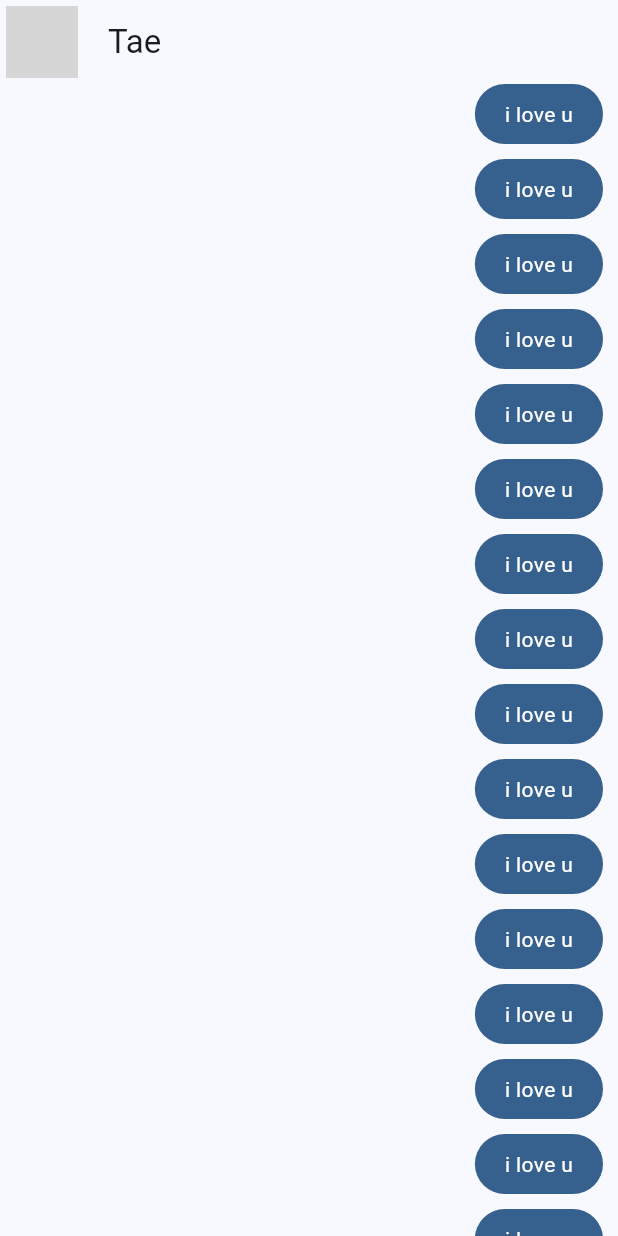
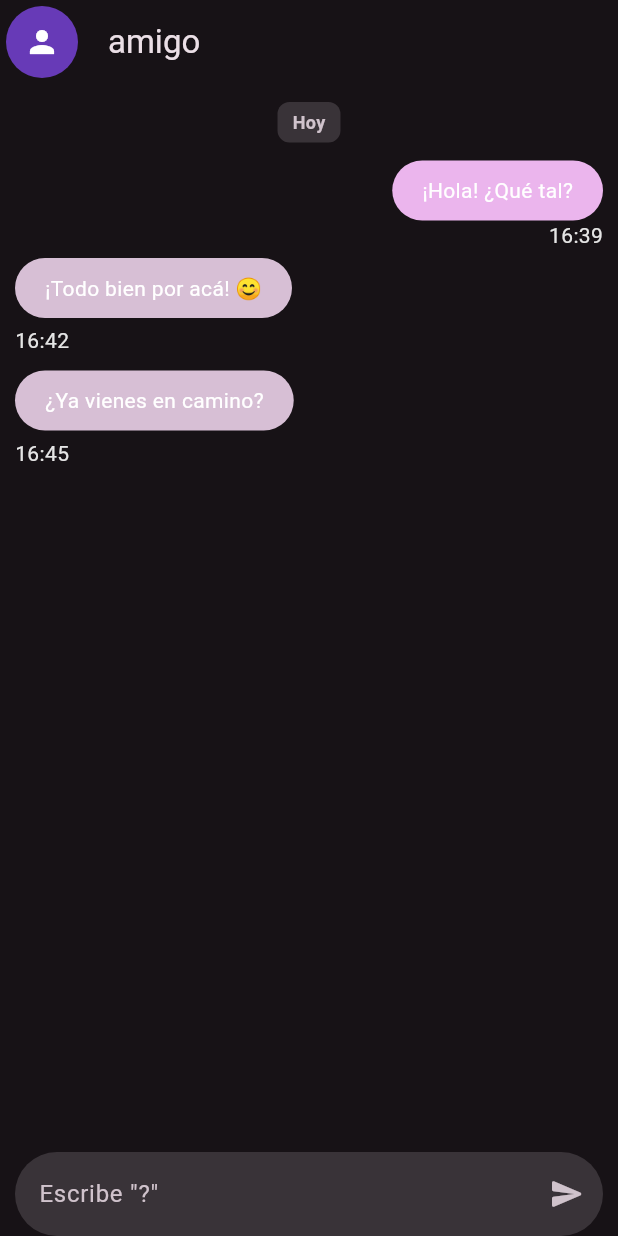
Before and after one commit to Ktmich2095/Practicas_DMI_230881, a Flutter app: the screen it shows after launch, on a phone screen of 412 x 824 dp. Run offline on Flutter 3.47's test engine with Material 3 defaults, Android fonts, the phone set to English and light mode, and no system bars; our stand-ins replace dio, google_fonts; network calls fail; grey boxes are pictures that could not be loaded.

Commit message:
Practica 03: Finalizacion de chat de respuestas
Se concluyo la practica de chat de respuestas satisfactoriamente, el chat utiliza la api YES/NO para responder aleatoriamente y con un GIF

```diff
--- a/Practica03/yes_no_app/lib/config/theme/app_theme.dart
+++ b/Practica03/yes_no_app/lib/config/theme/app_theme.dart
@@ -1,30 +1,30 @@
 import 'package:flutter/material.dart';
 
-const Color _customColor = Color.fromARGB(255, 158, 55, 158);
+const Color _customColor = Color(0xFF8E24AA);
 
-const List<Color> colorTheme = [
+const List<Color> _colorThemes = [
   _customColor,
-  Colors.blue,
-  Colors.teal,
-  Colors.green,
-  Colors.yellow,
-  Colors.orange,
-  Colors.pink,
+  Color(0xFF6A1B9A),
+  Colors.purple,
+  Color(0xFF7E57C2),
+  Color(0xFF5E35B1),
+  Color(0xFFAB47BC),
 ];
 
 class AppTheme {
   final int selectedColor;
 
   AppTheme({this.selectedColor = 0})
-      : assert(
-          selectedColor >= 0 && selectedColor < colorTheme.length,
-          'El color debe estar entre 0 y ${colorTheme.length - 1}',
-        );
+    : assert(
+        selectedColor >= 0 && selectedColor < _colorThemes.length - 1,
+        'Colors must be between 0 and ${_colorThemes.length}',
+      );
 
   ThemeData theme() {
     return ThemeData(
       useMaterial3: true,
-      colorSchemeSeed: colorTheme[selectedColor],
+      colorSchemeSeed: _colorThemes[selectedColor],
+      brightness: Brightness.dark,
     );
   }
 }
--- /dev/null
+++ b/Practica03/yes_no_app/lib/domain/entities/messages.dart
@@ -0,0 +1,43 @@
+enum FromWho {
+  origin,
+  destiny
+}
+
+String formatMessageTime(DateTime time) {
+  final hour = time.hour.toString().padLeft(2, '0');
+  final minute = time.minute.toString().padLeft(2, '0');
+  return '$hour:$minute';
+}
+
+bool isToday(String date) {
+  final parts = date.split('/');
+  if (parts.length != 3) return false;
+
+  final day = int.tryParse(parts[0]);
+  final month = int.tryParse(parts[1]);
+  final year = int.tryParse(parts[2]);
+  if (day == null || month == null || year == null) return false;
+
+  final messageDate = DateTime(year, month, day);
+  final now = DateTime.now();
+  return messageDate != null &&
+      messageDate.year == now.year &&
+      messageDate.month == now.month &&
+      messageDate.day == now.day;
+}
+
+class Message {
+  final String text;
+  final String? imageUrl;
+  final FromWho fromWho;
+  final String time;
+  final String date;
+
+  Message({
+    required this.text,
+    this.imageUrl,
+    required this.fromWho,
+    required this.time,
+    required this.date
+  });
+}
--- a/Practica03/yes_no_app/lib/main.dart
+++ b/Practica03/yes_no_app/lib/main.dart
@@ -1,5 +1,7 @@
 import 'package:flutter/material.dart';
+import 'package:provider/provider.dart';
 import 'package:yes_no_app/config/theme/app_theme.dart';
+import 'package:yes_no_app/presentation/providers/chat_provider.dart';
 import 'package:yes_no_app/presentation/screens/chat/chat_screen.dart';
 
 void main() => runApp(const MyApp());
@@ -9,11 +11,16 @@ class MyApp extends StatelessWidget {
 
   @override
   Widget build(BuildContext context) {
-    return MaterialApp(
-      title: 'Yes No App',
-      debugShowCheckedModeBanner: false,
-      theme: AppTheme(selectedColor: 1).theme(),
-      home: const ChatScreen(),
+    return MultiProvider(
+      providers: [
+        ChangeNotifierProvider(create: (_) => ChatProvider())
+      ],
+      child: MaterialApp(
+        title: 'Yes No App',
+        debugShowCheckedModeBanner: false,
+        theme: AppTheme(selectedColor: 2).theme(),
+        home: const ChatScreen()
+      ),
     );
   }
 }
--- /dev/null
+++ b/Practica03/yes_no_app/lib/presentation/providers/chat_provider.dart
@@ -0,0 +1,72 @@
+import 'package:flutter/material.dart';
+import 'package:yes_no_app/config/helpers/get_yes_no_maybe_answer.dart';
+import 'package:yes_no_app/domain/entities/messages.dart';
+
+String _todayDate() {
+  final now = DateTime.now();
+  return "${now.day}/${now.month}/${now.year}";
+}
+
+class ChatProvider extends ChangeNotifier {
+  final ScrollController chatScrollController = ScrollController();
+  final GetYesNoMaybeAnswer getYesNoMaybeAnswer = GetYesNoMaybeAnswer();
+
+  List<Message> messageList = [
+    Message(
+      text: "¡Hola! ¿Qué tal?",
+      fromWho: FromWho.origin,
+      time: "16:39",
+      date: _todayDate(),
+    ),
+    Message(
+      text: "¡Todo bien por acá! 😊",
+      fromWho: FromWho.destiny,
+      time: "16:42",
+      date: _todayDate(),
+    ),
+    Message(
+      text: "¿Ya vienes en camino?",
+      fromWho: FromWho.destiny,
+      time: "16:45",
+      date: _todayDate(),
+    ),
+  ];
+
+  Future<void> sendMessage(String text) async {
+    if (text.isEmpty) return;
+
+    DateTime time = DateTime.now();
+    final newMessage = Message(
+      text: text,
+      fromWho: FromWho.origin,
+      time: formatMessageTime(time),
+      date: "${time.day}/${time.month}/${time.year}",
+    );
+    messageList.add(newMessage);
+
+    if (text.endsWith("?")) {
+      await destinataryReply();
+    }
+
+    notifyListeners();
+    await moveScrollToBottom();
+  }
+
+  Future<void> destinataryReply() async {
+    final destinataryMessage = await getYesNoMaybeAnswer.getAnswer();
+    messageList.add(destinataryMessage);
+    notifyListeners();
+
+    moveScrollToBottom();
+  }
+
+  Future<void> moveScrollToBottom() async {
+    await Future.delayed(const Duration(milliseconds: 100));
+
+    chatScrollController.animateTo(
+      chatScrollController.position.maxScrollExtent,
+      duration: const Duration(milliseconds: 300),
+      curve: Curves.easeOut,
+    );
+  }
+}
--- a/Practica03/yes_no_app/lib/presentation/screens/chat/chat_screen.dart
+++ b/Practica03/yes_no_app/lib/presentation/screens/chat/chat_screen.dart
@@ -1,5 +1,10 @@
 import 'package:flutter/material.dart';
+import 'package:provider/provider.dart';
+import 'package:yes_no_app/domain/entities/messages.dart';
+import 'package:yes_no_app/presentation/providers/chat_provider.dart';
+import 'package:yes_no_app/presentation/widgets/chat/her_message_bubble.dart';
 import 'package:yes_no_app/presentation/widgets/chat/my_message_bubble.dart';
+import 'package:yes_no_app/presentation/widgets/shared/message_field_box.dart';
 
 class ChatScreen extends StatelessWidget {
   const ChatScreen({super.key});
@@ -8,36 +13,103 @@ class ChatScreen extends StatelessWidget {
   Widget build(BuildContext context) {
     return Scaffold(
       appBar: AppBar(
-        leading: const Padding(
-          padding: EdgeInsets.all(4),
+        leading: Padding(
+          padding: const EdgeInsets.all(4.0),
           child: CircleAvatar(
-            backgroundImage: NetworkImage(
-              'https://i.pinimg.com/originals/7d/b0/38/7db03843afdcd7b7dfb4cd7b94a3dd1b.jpg',
+            backgroundColor: Colors.deepPurple,
+            child: ClipOval(
+              child: Image.network(
+                'https://static.wikia.nocookie.net/the-bangtan-boys/images/f/f0/2db887e5e83276a5ad5c526d9e66f03d--kim-taehyung-bandana-bts-v-bandana.jpg/revision/latest/scale-to-width-down/400?cb=20180505041844',
+                width: 40,
+                height: 40,
+                fit: BoxFit.cover,
+                webHtmlElementStrategy: WebHtmlElementStrategy.prefer,
+                errorBuilder: (context, error, stackTrace) =>
+                    const Icon(Icons.person, color: Colors.white),
+              ),
             ),
           ),
         ),
-        title: const Text('Tae'),
+        title: Text("amigo"),
       ),
-      body: const _ChatView(),
+      body: _ChatView(),
     );
   }
 }
 
 class _ChatView extends StatelessWidget {
-  const _ChatView();
-
   @override
   Widget build(BuildContext context) {
+    final chatProvider = context.watch<ChatProvider>();
     return SafeArea(
       child: Padding(
         padding: const EdgeInsets.symmetric(horizontal: 10),
-        child: ListView.builder(
-          itemCount: 100,
-          itemBuilder: (context, index) {
-            return const MyMessageBubble();
-          },
+        child: Column(
+          children: [
+            Expanded(
+              child: ListView.builder(
+                itemCount: chatProvider.messageList.length,
+                controller: chatProvider.chatScrollController,
+                itemBuilder: (context, index) {
+                  final message = chatProvider.messageList[index];
+                  final newSection =
+                      index == 0 ||
+                      chatProvider.messageList[index - 1].date != message.date;
+                  final bubble = message.fromWho == FromWho.origin
+                      ? MyMessageBubble(message: message)
+                      : HerMessageBubble(message: message);
+
+                  return Column(
+                    crossAxisAlignment: CrossAxisAlignment.stretch,
+                    children: [
+                      if (newSection) _DateDivider(date: message.date),
+                      bubble,
+                    ],
+                  );
+                },
+              ),
+            ),
+            // Caja de Texto
+            MessageFieldBox(
+              onValue: (value) => chatProvider.sendMessage(value),
+            ),
+          ],
         ),
       ),
     );
   }
 }
+
+class _DateDivider extends StatelessWidget {
+  final String date;
+
+  const _DateDivider({required this.date});
+
+  @override
+  Widget build(BuildContext context) {
+    final colors = Theme.of(context).colorScheme;
+    return Padding(
+      padding: const EdgeInsets.symmetric(vertical: 12),
+      child: Align(
+        alignment: Alignment.center,
+        child: DecoratedBox(
+          decoration: BoxDecoration(
+            color: colors.surfaceContainerHighest,
+            borderRadius: BorderRadius.circular(8),
+          ),
+          child: Padding(
+            padding: const EdgeInsets.symmetric(horizontal: 10, vertical: 5),
+            child: Text(
+              isToday(date) ? 'Hoy' : date,
+              style: TextStyle(
+                color: colors.onSurfaceVariant,
+                fontSize: 12,
+                fontWeight: FontWeight.w600,
+              ),
+            ),
+          ),
+        ),
+      ),
+    );
+  }
+}
--- /dev/null
+++ b/Practica03/yes_no_app/lib/presentation/widgets/chat/her_message_bubble.dart
@@ -0,0 +1,86 @@
+import 'package:flutter/material.dart';
+import 'package:yes_no_app/domain/entities/messages.dart';
+
+class HerMessageBubble extends StatelessWidget {
+  final Message message;
+
+  const HerMessageBubble({super.key, required this.message});
+
+  @override
+  Widget build(BuildContext context) {
+    final colors = Theme.of(context).colorScheme;
+
+    return Column(
+      crossAxisAlignment: CrossAxisAlignment.start,
+      children: [
+        Container(
+          decoration: BoxDecoration(
+            color: colors.secondary,
+            borderRadius: BorderRadius.circular(20),
+          ),
+          child: Padding(
+            padding: EdgeInsets.symmetric(horizontal: 20, vertical: 10),
+            child: Text(message.text, style: TextStyle(color: Colors.white)),
+          ),
+        ),
+        if (message.imageUrl != null) ...[
+          const SizedBox(height: 5),
+          _ImageBubble(imageUrl: message.imageUrl!),
+        ],
+        const SizedBox(height: 5),
+        Text(
+          message.time,
+          style: TextStyle(color: Color.fromARGB(243, 239, 239, 239)),
+        ),
+        const SizedBox(height: 10),
+      ],
+    );
+  }
+}
+
+class _ImageBubble extends StatelessWidget {
+  final String imageUrl;
+
+  _ImageBubble({super.key, required this.imageUrl});
+
+  @override
+  Widget build(BuildContext context) {
+    final size = MediaQuery.of(context).size;
+    return ClipRRect(
+      borderRadius: BorderRadius.circular(20),
+      child: Image.network(
+        imageUrl,
+        height: 150,
+        width: size.width * 0.7,
+        fit: BoxFit.cover,
+        webHtmlElementStrategy: WebHtmlElementStrategy.prefer,
+        loadingBuilder: (context, child, loadingProgress) {
+          if (loadingProgress == null) {
+            return child;
+          }
+          return Container(
+            width: size.width * 0.7,
+            height: 150,
+            color: Theme.of(context).colorScheme.surfaceContainerHighest,
+            child: const Center(child: CircularProgressIndicator()),
+          );
+        },
+        errorBuilder: (context, error, stackTrace) => Container(
+          width: size.width * 0.7,
+          height: 150,
+          color: Theme.of(context).colorScheme.surfaceContainerHighest,
+          child: const Center(
+            child: Column(
+              mainAxisSize: MainAxisSize.min,
+              children: [
+                Icon(Icons.broken_image_outlined),
+                SizedBox(height: 6),
+                Text('No se pudo cargar el GIF'),
+              ],
+            ),
+          ),
+        ),
+      ),
+    );
+  }
+}
--- a/Practica03/yes_no_app/lib/presentation/widgets/chat/my_message_bubble.dart
+++ b/Practica03/yes_no_app/lib/presentation/widgets/chat/my_message_bubble.dart
@@ -1,10 +1,15 @@
 import 'package:flutter/material.dart';
+import 'package:yes_no_app/domain/entities/messages.dart';
 
 class MyMessageBubble extends StatelessWidget {
-  const MyMessageBubble({super.key});
+
+  final Message message;
+
+  const MyMessageBubble({super.key, required this.message});
 
   @override
   Widget build(BuildContext context) {
+
     final colors = Theme.of(context).colorScheme;
 
     return Column(
@@ -13,20 +18,15 @@ class MyMessageBubble extends StatelessWidget {
         Container(
           decoration: BoxDecoration(
             color: colors.primary,
-            borderRadius: BorderRadius.circular(20),
+            borderRadius: BorderRadius.circular(20)
           ),
-          child: const Padding(
-            padding: EdgeInsets.symmetric(
-              horizontal: 20,
-              vertical: 10,
-            ),
-            child: Text(
-              'i love u',
-              style: TextStyle(color: Colors.white),
-            ),
+          child: Padding(
+            padding: EdgeInsets.symmetric(horizontal: 20, vertical: 10),
+            child: Text(message.text, style: TextStyle(color: Colors.white),),
           ),
         ),
-        const SizedBox(height: 10),
+        Text(message.time, style: TextStyle(color: Color.fromARGB(243, 239, 239, 239)),),
+        const SizedBox(height: 5,)
       ],
     );
   }
--- /dev/null
+++ b/Practica03/yes_no_app/lib/presentation/widgets/shared/message_field_box.dart
@@ -0,0 +1,49 @@
+import 'package:flutter/material.dart';
+
+class MessageFieldBox extends StatelessWidget {
+  final ValueChanged<String> onValue;
+
+  const MessageFieldBox({super.key, required this.onValue});
+
+  @override
+  Widget build(BuildContext context) {
+    final textController = TextEditingController();
+    final focusNode = FocusNode();
+
+    final outlineInputBorder = OutlineInputBorder(
+      borderSide: const BorderSide(color: Colors.transparent),
+      borderRadius: BorderRadius.circular(40),
+    );
+
+    final inputDecoration = InputDecoration(
+      hintText: 'Escribe "?"',
+      enabledBorder: outlineInputBorder,
+      focusedBorder: outlineInputBorder,
+
+      filled: true,
+      suffixIcon: IconButton(
+        onPressed: () {
+          final textValue = textController.value.text;
+          onValue(textController.value.text);
+          textController.clear();
+        },
+        icon: const Icon(Icons.send_rounded),
+      ),
+    );
+
+    return TextFormField(
+      onTapOutside: (event) {
+        focusNode.unfocus();
+      },
+      focusNode: focusNode,
+      controller: textController,
+      decoration: inputDecoration,
+      onFieldSubmitted: (value) {
+        print("Submit value: $value");
+        textController.clear();
+        focusNode.requestFocus();
+        onValue(value);
+      },
+    );
+  }
+}
--- a/Practica03/yes_no_app/pubspec.yaml
+++ b/Practica03/yes_no_app/pubspec.yaml
@@ -34,6 +34,8 @@ dependencies:
   # The following adds the Cupertino Icons font to your application.
   # Use with the CupertinoIcons class for iOS style icons.
   cupertino_icons: ^1.0.8
+  provider: ^6.1.5+1
+  dio: ^5.11.1
 
 dev_dependencies:
   flutter_test:
```
Also changed, not shown: Practica03/yes_no_app/lib/config/helpers/get_yes_no_maybe_answer.dart (added, +23 -0 lines), Practica03/yes_no_app/lib/infrastructure/models/yes_no_maybe_model.dart (added, +43 -0 lines), Practica03/yes_no_app/img/image.png (added), Practica03/yes_no_app/img/imageThree.png (added), Practica03/yes_no_app/img/imageTwo.png (added), 1 other file.
